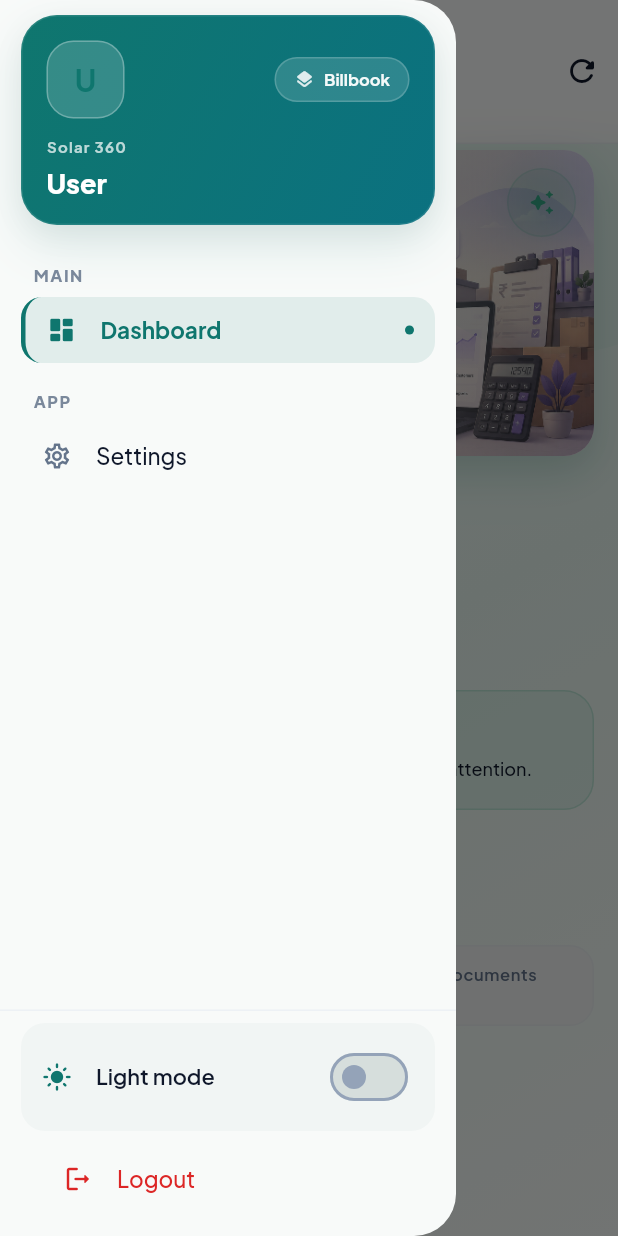
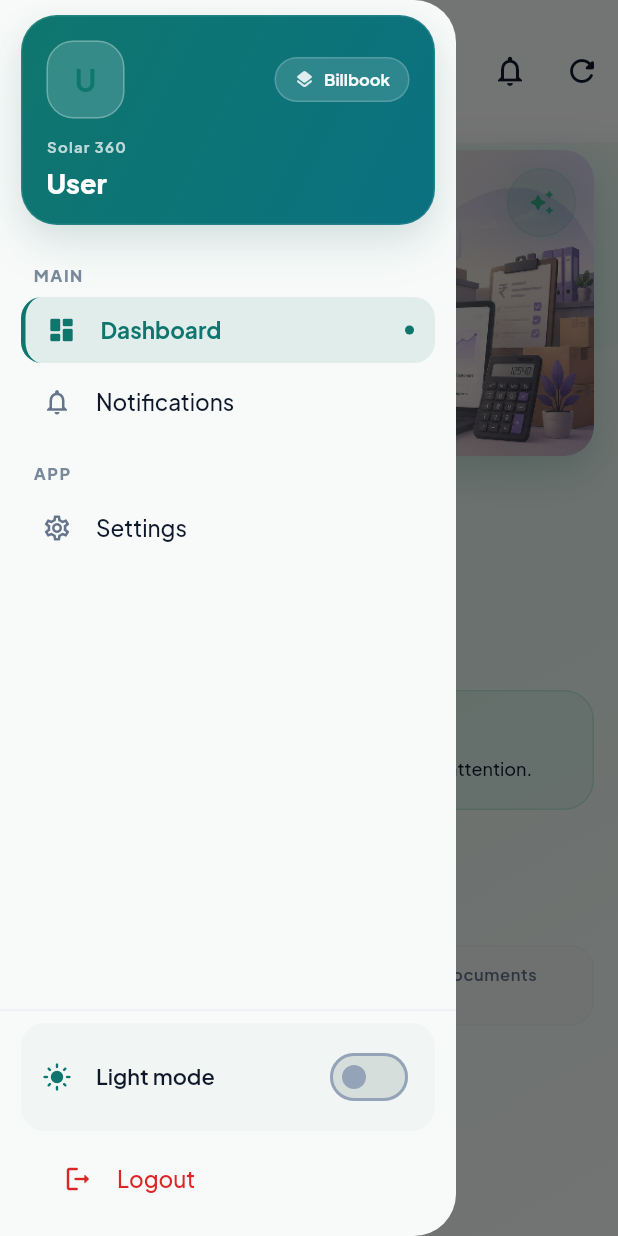
Before and after one commit to sunnychoudhary78/Solar_360_app, a Flutter app: the AppShell screen opened by its route, with the side drawer open, on a phone screen of 412 x 824 dp. Run offline on Flutter 3.47's test engine with Material 3 defaults, Android fonts, the phone set to English and light mode, and no system bars; drawn by our look-alikes of flutter_animate; our stand-ins replace cached_network_image, connectivity_plus, dio, file_picker, fl_chart, flutter_riverpod and 8 more; accounts and stored records are empty; network calls fail.

Commit message:
dashboard changes

```diff
--- a/lib/features/dashboard/presentation/screens/dashboard_screen.dart
+++ b/lib/features/dashboard/presentation/screens/dashboard_screen.dart
@@ -8,6 +8,7 @@ import 'package:solar_sales/core/theme/app_design.dart';
 import 'package:solar_sales/features/auth/presentation/providers/auth_provider.dart';
 import 'package:solar_sales/features/auth/presentation/providers/auth_state.dart';
 import 'package:solar_sales/features/shell/presentation/nav_destinations.dart';
+import 'package:solar_sales/features/notifications/presentation/screens/notifications_screen.dart';
 import 'package:solar_sales/shared/constants/role_taglines.dart';
 import 'package:solar_sales/shared/module/module_access.dart';
 import 'package:solar_sales/shared/utils/formatters.dart';
@@ -77,6 +78,17 @@ class DashboardScreen extends ConsumerWidget {
         subtitle: '${_timeGreeting()}, $firstName',
         largeTitle: true,
         actions: [
+          IconButton(
+            tooltip: 'Notifications',
+            icon: const Icon(Icons.notifications_outlined),
+            onPressed: () {
+              Navigator.of(context).push(
+                MaterialPageRoute<void>(
+                  builder: (_) => const NotificationsScreen(),
+                ),
+              );
+            },
+          ),
           IconButton(
             tooltip: 'Refresh',
             icon: const Icon(Icons.refresh_rounded),
--- a/lib/features/shell/presentation/nav_destinations.dart
+++ b/lib/features/shell/presentation/nav_destinations.dart
@@ -124,6 +124,15 @@ class NavDestinations {
       screen: InvoicesScreen(),
       quickAction: true,
       quickActionSubtitle: 'Billing & dispatch',
+    ),
+    AppDestination(
+      id: 'bb_notifications',
+      label: 'Notifications',
+      icon: Icons.notifications_outlined,
+      selectedIcon: Icons.notifications_rounded,
+      section: NavSection.main,
+      kind: NavKind.shellTab,
+      screen: NotificationsScreen(),
     ),
     AppDestination(
       id: 'bb_items',
```
